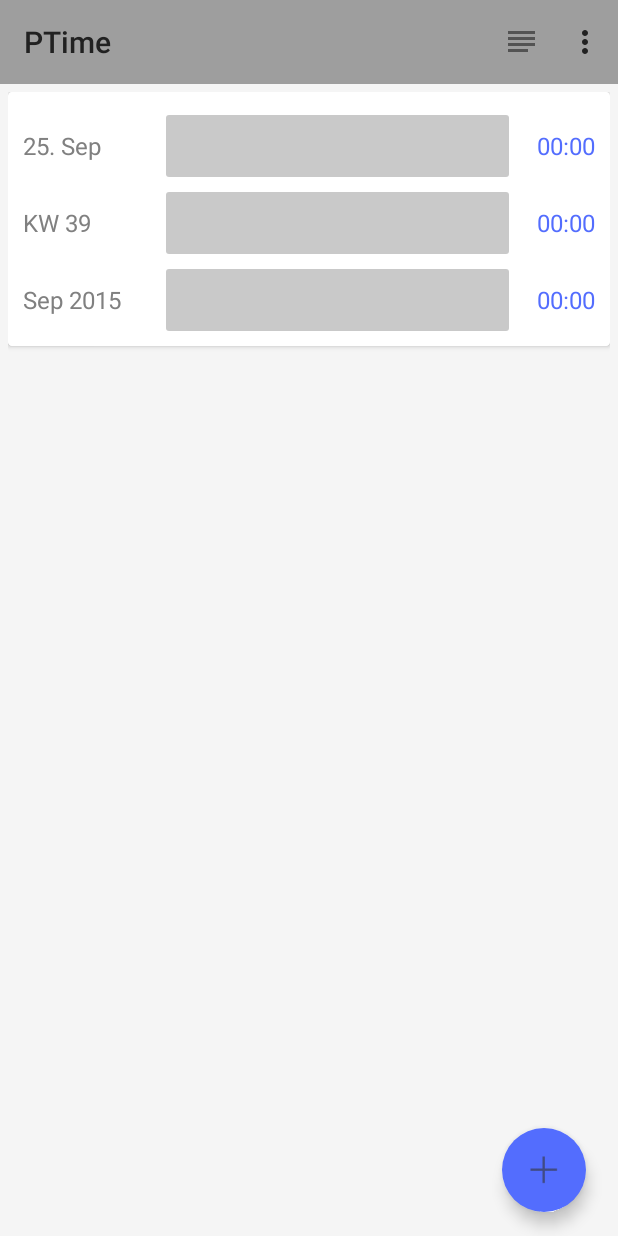
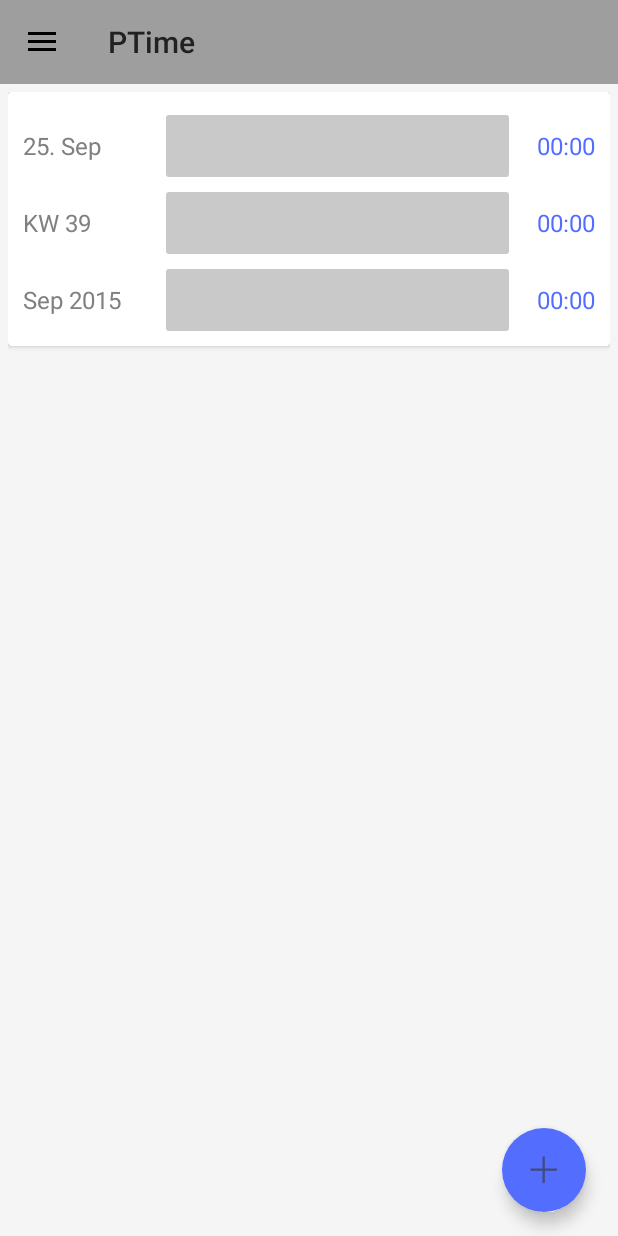
Before and after one commit to devgek/PTime, an Android app: the screen it shows after launch (DashboardActivity), on a phone screen of 412 x 824 dp. Run offline under Robolectric (Android 15) with nearby library versions, the phone set to English and light mode, and no system bars.

Commit message:
Navigation drawer instead of overlay menu in appbar

```diff
--- a/project4/src/main/java/com/gek/and/project4/activity/MainActivity.java
+++ b/project4/src/main/java/com/gek/and/project4/activity/MainActivity.java
@@ -2,21 +2,47 @@ package com.gek.and.project4.activity;
 
 import android.content.Intent;
 import android.os.Bundle;
+import android.support.design.widget.NavigationView;
+import android.support.v4.view.GravityCompat;
+import android.support.v4.widget.DrawerLayout;
 import android.support.v7.app.AppCompatActivity;
 import android.support.v7.widget.Toolbar;
+import android.view.Gravity;
 import android.view.Menu;
 import android.view.MenuInflater;
 import android.view.MenuItem;
+import android.view.View;
 
 import com.gek.and.project4.R;
 import com.gek.and.project4.app.Project4App;
 
 public class MainActivity extends AppCompatActivity {
+	private static final String STATE_SELECTED_MENU_POSITION = "STATE_SELECTED_MENU_POSITION";
+	private Toolbar mToolbar;
+	private DrawerLayout mDrawerLayout;
+	private NavigationView mNavigationView;
+	private int mCurrentSelectedMenuPosition;
+
+	@Override
+	protected void onSaveInstanceState(Bundle outState) {
+		super.onSaveInstanceState(outState);
+		outState.putInt(STATE_SELECTED_MENU_POSITION, mCurrentSelectedMenuPosition);
+	}
+
+	@Override
+	protected void onRestoreInstanceState(Bundle savedInstanceState) {
+		super.onRestoreInstanceState(savedInstanceState);
+
+		mCurrentSelectedMenuPosition = savedInstanceState.getInt(STATE_SELECTED_MENU_POSITION, 0);
+		Menu menu = mNavigationView.getMenu();
+		menu.getItem(mCurrentSelectedMenuPosition).setChecked(true);
+	}
+
 	@Override
 	public boolean onCreateOptionsMenu(Menu menu) {
-		// Inflate the menu items for use in the action bar
-		MenuInflater inflater = getMenuInflater();
-		inflater.inflate(R.menu.main, menu);
+//		// Inflate the menu items for use in the action bar
+//		MenuInflater inflater = getMenuInflater();
+//		inflater.inflate(R.menu.main, menu);
 		return super.onCreateOptionsMenu(menu);
 	}
 
@@ -45,14 +71,62 @@ public class MainActivity extends AppCompatActivity {
 		super.onCreate(savedInstanceState);
 		setContentView(R.layout.main);
 
-		Toolbar toolbar = (Toolbar) findViewById(R.id.main_toolbar);
-		setSupportActionBar(toolbar);
+		if (savedInstanceState != null) {
+			mCurrentSelectedMenuPosition = savedInstanceState.getInt(STATE_SELECTED_MENU_POSITION);
+		}
 
+		mToolbar = (Toolbar) findViewById(R.id.main_toolbar);
+		setSupportActionBar(mToolbar);
 		getSupportActionBar().setTitle(R.string.title_project_dashboard);
+
+		mDrawerLayout = (DrawerLayout)findViewById(R.id.main_drawer_layout);
+		setUpNavDrawer();
+
+		mNavigationView = (NavigationView) findViewById(R.id.main_navigation_view);
+		handleNavigation();
 //
 //		WorkaroundActionOverflow.execute(this);
 	}
 
+	private void handleNavigation() {
+		mNavigationView.setNavigationItemSelectedListener(new NavigationView.OnNavigationItemSelectedListener() {
+			@Override
+			public boolean onNavigationItemSelected(MenuItem menuItem) {
+				int itemId = menuItem.getItemId();
+				if (itemId == R.id.action_dashboard) {
+					mCurrentSelectedMenuPosition = 0;
+				} else if (itemId == R.id.action_list_bookings) {
+					listBookings();
+					mCurrentSelectedMenuPosition = 1;
+				} else if (itemId == R.id.action_manage_projects) {
+					manageProjects();
+					mCurrentSelectedMenuPosition = 2;
+				} else if (itemId == R.id.action_settings) {
+					changeSettings();
+					mCurrentSelectedMenuPosition = 3;
+				} else if (itemId == R.id.action_about) {
+					showAbout();
+					mCurrentSelectedMenuPosition = 4;
+				}
+
+				mDrawerLayout.closeDrawer(mNavigationView);
+				return true;
+			}
+		});
+	}
+
+	private void setUpNavDrawer() {
+		if (mToolbar != null) {
+			getSupportActionBar().setDisplayHomeAsUpEnabled(true);
+			mToolbar.setNavigationIcon(R.drawable.ic_menu_black_24dp);
+			mToolbar.setNavigationOnClickListener(new View.OnClickListener() {
+				@Override
+				public void onClick(View v) {
+					mDrawerLayout.openDrawer(GravityCompat.START);
+				}
+			});
+		}
+	}
 	@Override
 	protected void onResume() {
 		super.onResume();
--- a/project4/src/main/res/layout/main.xml
+++ b/project4/src/main/res/layout/main.xml
@@ -1,24 +1,19 @@
 <?xml version="1.0" encoding="utf-8"?>
-<LinearLayout xmlns:android="http://schemas.android.com/apk/res/android"
-    android:layout_width="match_parent"
-    android:layout_height="match_parent"
-    android:orientation="vertical">
+<android.support.v4.widget.DrawerLayout xmlns:android="http://schemas.android.com/apk/res/android"
+                                        xmlns:app="http://schemas.android.com/apk/res-auto"
+                                        android:id="@+id/main_drawer_layout"
+                                        android:layout_width="match_parent"
+                                        android:layout_height="match_parent"
+                                        android:fitsSystemWindows="true">
 
-    <include layout="@layout/toolbar" android:id="@+id/main_toolbar"/>
+    <include layout="@layout/main_content"/>
 
-    <LinearLayout xmlns:android="http://schemas.android.com/apk/res/android"
-        android:id="@+id/main_content"
-        android:layout_width="match_parent"
+    <android.support.design.widget.NavigationView
+        android:id="@+id/main_navigation_view"
+        android:layout_width="wrap_content"
         android:layout_height="match_parent"
-        android:layout_marginTop="@dimen/g_main_margin_top"
-        android:orientation="vertical"
-        android:paddingLeft="@dimen/g_main_padding_left"
-        android:paddingRight="@dimen/g_main_padding_right">
-
-        <include layout="@layout/dashboard_summary_card" />
-
-        <include layout="@layout/project_list" />
-
-    </LinearLayout>
-
-</LinearLayout>
+        android:layout_gravity="start"
+        android:fitsSystemWindows="true"
+        app:headerLayout="@layout/drawer_header"
+        app:menu="@menu/drawer" />
+</android.support.v4.widget.DrawerLayout>
--- /dev/null
+++ b/project4/src/main/res/layout/main_content.xml
@@ -0,0 +1,24 @@
+<?xml version="1.0" encoding="utf-8"?>
+<LinearLayout xmlns:android="http://schemas.android.com/apk/res/android"
+    android:layout_width="match_parent"
+    android:layout_height="match_parent"
+    android:orientation="vertical">
+
+    <include layout="@layout/toolbar" android:id="@+id/main_toolbar"/>
+
+    <LinearLayout xmlns:android="http://schemas.android.com/apk/res/android"
+        android:id="@+id/main_content"
+        android:layout_width="match_parent"
+        android:layout_height="match_parent"
+        android:layout_marginTop="@dimen/g_main_margin_top"
+        android:orientation="vertical"
+        android:paddingLeft="@dimen/g_main_padding_left"
+        android:paddingRight="@dimen/g_main_padding_right">
+
+        <include layout="@layout/dashboard_summary_card" />
+
+        <include layout="@layout/project_list" />
+
+    </LinearLayout>
+
+</LinearLayout>
--- /dev/null
+++ b/project4/src/main/res/menu/drawer.xml
@@ -0,0 +1,29 @@
+<?xml version="1.0" encoding="utf-8"?>
+<menu xmlns:android="http://schemas.android.com/apk/res/android">
+    <group android:checkableBehavior="single">
+        <item
+            android:id="@+id/action_dashboard"
+            android:icon="@drawable/ic_action_clock"
+            android:title="Dashboard" />
+        <item
+            android:id="@+id/action_list_bookings"
+            android:icon="@drawable/ic_action_list"
+            android:title="Einzelbuchungen" />
+    </group>
+
+    <group android:checkableBehavior="single">
+        <item
+            android:id="@+id/action_manage_projects"
+            android:icon="@drawable/ic_action_edit"
+            android:title="Projekte verwalten" />
+        <item
+            android:id="@+id/action_settings"
+            android:icon="@drawable/ic_action_settings"
+            android:title="Einstellungen" />
+        <item
+            android:id="@+id/action_about"
+            android:icon="@drawable/ic_action_about"
+            android:title="Über" />
+    </group>
+
+</menu>
--- a/project4/src/main/res/values/strings.xml
+++ b/project4/src/main/res/values/strings.xml
@@ -2,6 +2,7 @@
 <resources>
 
     <string name="app_name">PTime</string>
+    <string name="title_drawer_header">PTime Zeiterfassung</string>
     <string name="title_project_dashboard">@string/app_name</string>
     <string name="title_project_add">Projekt hinzufügen</string>
     <string name="title_project_change">Projekt bearbeiten</string>
```
Also changed, not shown: project4/src/main/res/layout/drawer_header.xml (added, +15 -0 lines), project4/src/main/res/drawable-hdpi/ic_action_clock.png (added), project4/src/main/res/drawable-hdpi/ic_menu_black_24dp.png (added), project4/src/main/res/drawable-hdpi/ic_menu_black_48dp.png (added), project4/src/main/res/drawable-mdpi/ic_action_clock.png (added), project4/src/main/res/drawable-mdpi/ic_menu_black_24dp.png (added), project4/src/main/res/drawable-mdpi/ic_menu_black_48dp.png (added), project4/src/main/res/drawable-xhdpi/ic_action_clock.png (added), project4/src/main/res/drawable-xhdpi/ic_menu_black_24dp.png (added), project4/src/main/res/drawable-xhdpi/ic_menu_black_48dp.png (added), project4/src/main/res/drawable-xxhdpi/ic_action_clock.png (added), project4/src/main/res/drawable-xxhdpi/ic_menu_black_24dp.png (added), project4/src/main/res/drawable-xxhdpi/ic_menu_black_48dp.png (added), project4/src/main/res/drawable/nav_header_bg.png (added).
